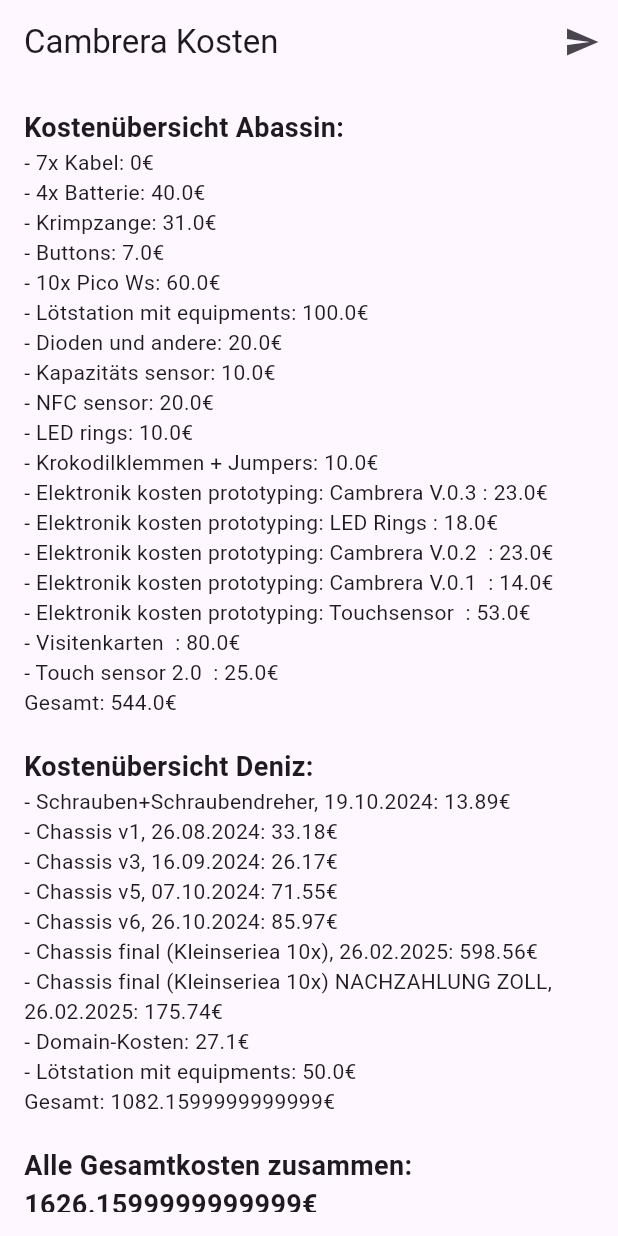
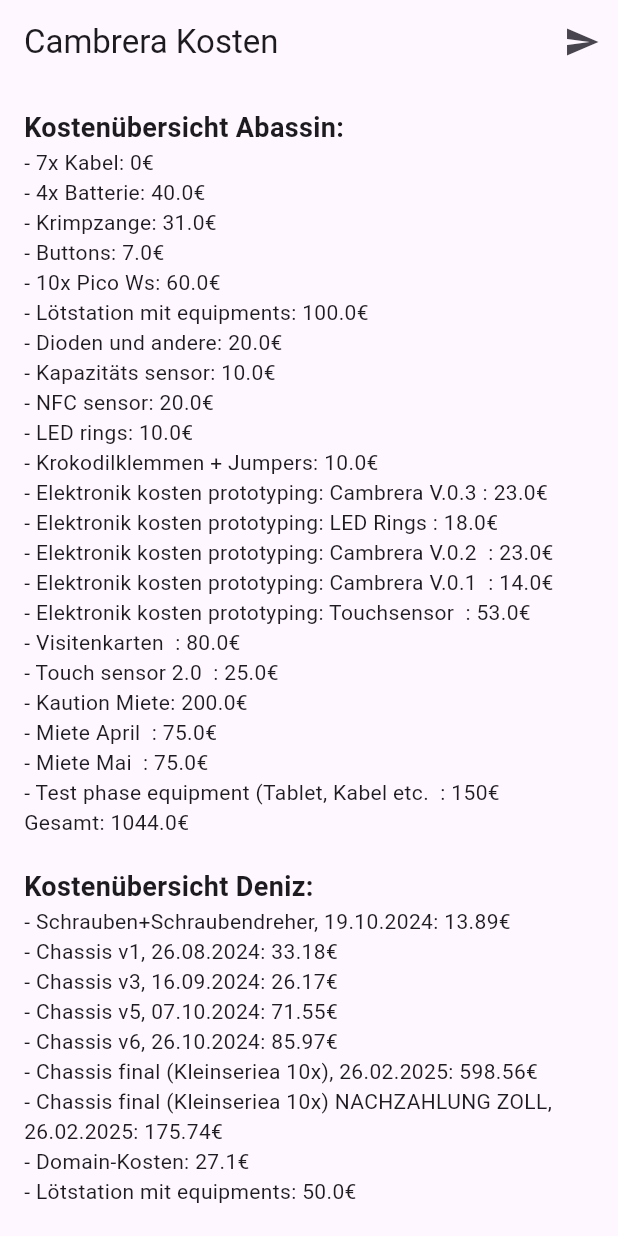
Before and after one commit to cambrera/kosten, a Flutter app: the screen it shows after launch, on a phone screen of 412 x 824 dp. Run offline on Flutter 3.47's test engine with Material 3 defaults, Android fonts, the phone set to English and light mode, and no system bars.

Commit message:
Update main.dart

```diff
--- a/lib/main.dart
+++ b/lib/main.dart
@@ -42,7 +42,10 @@ final List<Map<String, dynamic>> abassinKosten = [
   {"Beschreibung": "Elektronik kosten prototyping: Touchsensor  ", "Betrag": 53.00},
   {"Beschreibung": "Visitenkarten  ", "Betrag": 80.00},
   {"Beschreibung": "Touch sensor 2.0  ", "Betrag": 25.00},
-
+  {"Beschreibung": "Kaution Miete", "Betrag": 200.00},
+  {"Beschreibung": "Miete April  ", "Betrag": 75.00},
+  {"Beschreibung": "Miete Mai  ", "Betrag": 75.00},
+  {"Beschreibung": "Test phase equipment (Tablet, Kabel etc.  ", "Betrag": 150}
 ];
 
 
```
